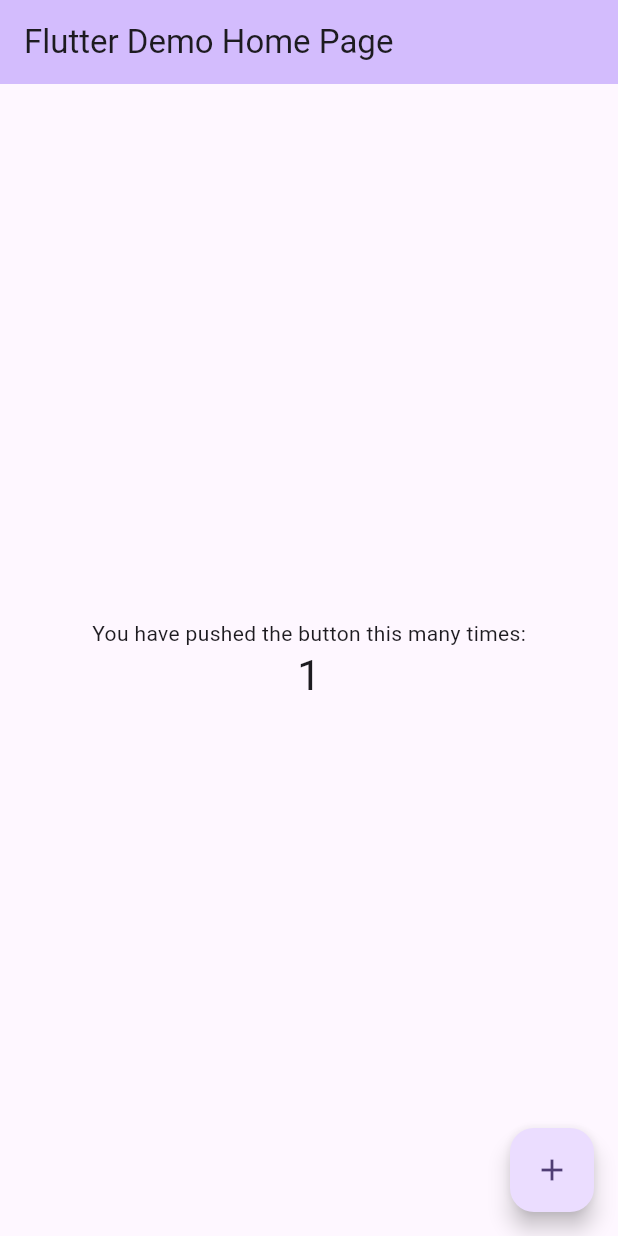
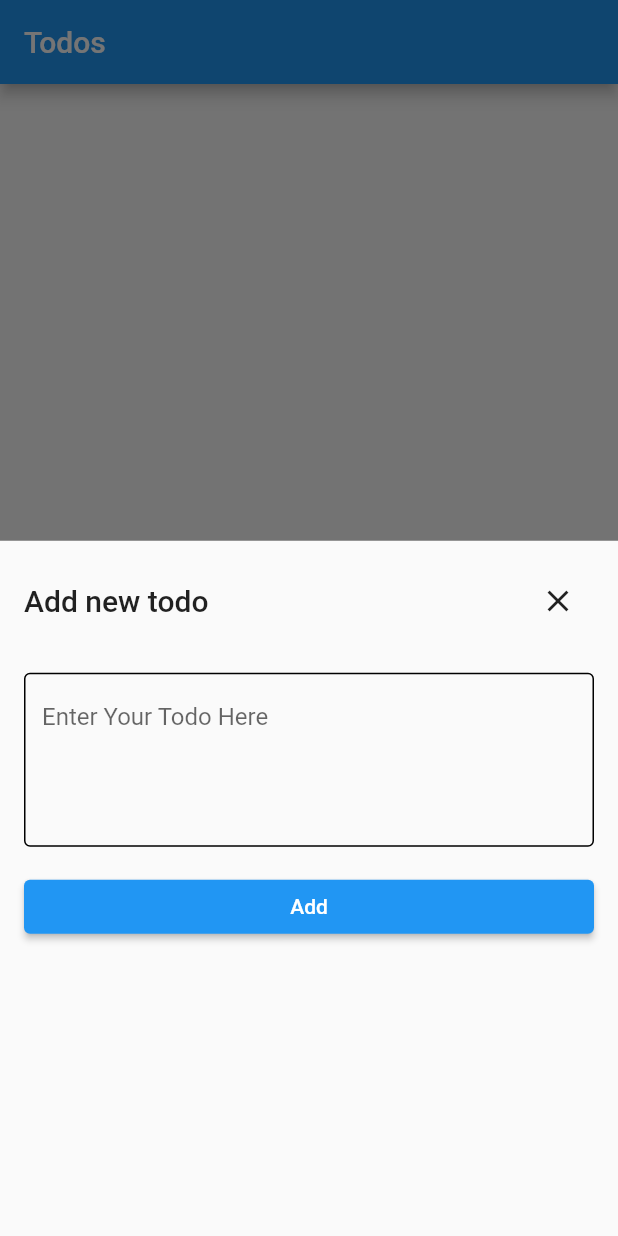
Before and after one commit to farhadcse7/flutter_practice, a Flutter app: the screen it shows after launch, after a tap on the "add" icon, on a phone screen of 412 x 824 dp. Run offline on Flutter 3.47's test engine with Material 2 defaults, Android fonts, the phone set to English and light mode, and no system bars.

Commit message:
todo app practise

```diff
--- /dev/null
+++ b/lib/add_new_task_modal.dart
@@ -0,0 +1,91 @@
+import 'package:flutter/material.dart';
+import 'package:flutter_practice/todo.dart';
+
+class AddNewTaskModal extends StatefulWidget{
+
+  AddNewTaskModal({
+    super.key,
+    required this.onAddTap,
+  });
+
+  final Function(Todo) onAddTap;
+
+  @override
+  State<AddNewTaskModal> createState() {
+    return _AddNewTaskModalState();
+  }
+}
+
+class _AddNewTaskModalState extends State<AddNewTaskModal>{
+  final TextEditingController todoTEController = TextEditingController();
+  GlobalKey<FormState> _formKey=GlobalKey<FormState>();
+
+  @override
+  Widget build(BuildContext context) {
+    return Padding(
+      padding: const EdgeInsets.all(16),
+      child: Form(
+        key: _formKey,
+        child: Column(
+          children: [
+            //ch1
+            Row(
+              mainAxisAlignment: MainAxisAlignment.spaceBetween,
+              crossAxisAlignment: CrossAxisAlignment.center,
+              children: [
+                Text('Add new todo', style: Theme.of(context).textTheme.titleLarge,),
+                IconButton(onPressed: (){Navigator.pop(context);}, icon: const Icon(Icons.close)),
+              ],
+            ),
+            //ch2
+            const SizedBox(height: 24,),
+
+            //ch3
+            TextFormField(
+              maxLines: 4,
+              controller: todoTEController,
+              decoration: const InputDecoration(
+                hintText: 'Enter Your Todo Here',
+                enabledBorder: OutlineInputBorder(),
+                focusedBorder: OutlineInputBorder(),
+               ),
+
+              validator: (String? value){
+                if(value?.isEmpty ?? true){
+                  return 'Enter a value';
+                }
+                return null;
+              },
+            ),
+
+            //ch4
+            const SizedBox(height: 16,),
+
+            //ch5
+            SizedBox(
+              width: double.infinity,
+              child: ElevatedButton(
+                onPressed: (){
+                  if(_formKey.currentState!.validate()){
+                    Todo todo=Todo(details:todoTEController.text.trim(),
+                    createdDateTime: DateTime.now(),
+                    updatedDateTime: DateTime.now(),);
+                    widget.onAddTap(todo);
+                    Navigator.pop(context);
+                  }
+                  //if end
+                },
+                child: const Text('Add'),
+              ),
+            ),
+
+          ],
+
+        ),
+      ),
+      );
+
+  }//build end
+
+
+}//class end
--- /dev/null
+++ b/lib/home_screen.dart
@@ -0,0 +1,153 @@
+import 'package:flutter/material.dart';
+import 'package:flutter_practice/add_new_task_modal.dart';
+import 'package:flutter_practice/todo.dart';
+import 'package:flutter_practice/update_task_modal.dart';
+
+import 'package:intl/intl.dart';
+
+class HomeScreen extends StatefulWidget {
+  @override
+  State<HomeScreen> createState() {
+    return _HomeScreenState();
+  }
+}
+
+//class start
+class _HomeScreenState extends State<HomeScreen> {
+  List<Todo> todoList = [];
+
+  @override
+  Widget build(BuildContext context) {
+    return Scaffold(
+      appBar: AppBar(
+        title: Text('Todos'),
+      ),
+
+      floatingActionButton: FloatingActionButton(
+        onPressed: () {
+          showModalBottomSheet(
+              context: context,
+              builder: (context) {
+                return AddNewTaskModal(
+                  onAddTap: (Todo task) {
+                    addTodo(task);
+                  },
+                );
+              });
+        },
+        child: Icon(Icons.add),
+      ),
+
+      body: ListView.separated(
+        itemCount: todoList.length,
+        itemBuilder: (context, index) {
+          final Todo todo = todoList[index];
+          final String formattedDate =
+              DateFormat('hh:mm a dd-MM-yy').format(todo.createdDateTime);
+
+          //list tile started
+          return ListTile(
+            tileColor: todo.status == 'done' ? Colors.grey : null,
+            //ontap started
+            onTap: () {
+              showDialog(
+                  context: context,
+                  builder: (context) {
+                    return AlertDialog(
+                      title: Text('Actions'),
+                      content: Column(
+                        mainAxisSize: MainAxisSize.min,
+                        children: [
+                          //ch1
+                          ListTile(
+                            leading: Icon(Icons.edit),
+                            title: Text('Update'),
+                            onTap: () {
+                              Navigator.pop(context);
+                              showModalBottomSheet(
+                                  context: context,
+                                  builder: (context) {
+                                    return UpdateTaskModal(
+                                      todo: todo,
+                                      onTodoUpdate: (String updateDetailsText) {
+                                        updateTodo(index, updateDetailsText);
+                                      },
+                                    );
+                                  });
+                            },
+                          ),
+
+                          //ch2
+                          Divider(
+                            height: 0,
+                          ),
+                          //ch3
+                          ListTile(
+                            leading: Icon(Icons.delete_outline),
+                            title: Text('Delete'),
+                            onTap: () {
+                              deleteTodo(index);
+                              Navigator.pop(context);
+                            },
+                          ),
+                        ],
+                      ),
+                    );
+                  });
+            },
+            //on tap ended
+
+            onLongPress: () {
+              String currentStatus =
+                  todo.status == 'pending' ? 'done' : 'pending';
+              updateTodoStatus(index, currentStatus);
+            },
+
+            leading: CircleAvatar(
+              child: Text('${index + 1}'),
+            ),
+            title: Text(todo.details),
+            subtitle: Text(formattedDate),
+            trailing: Text(todo.status.toUpperCase()),
+
+          );
+          //list tile ended
+
+        },
+
+        separatorBuilder: (BuildContext context, int index) {
+          return const Divider(
+            height: 4,
+          );
+        }
+      ),
+
+    );
+  }
+  //build ended
+
+//methods start
+void addTodo(Todo todo){
+  todoList.add(todo);
+  setState((){});
+}
+
+
+void deleteTodo(int index){
+  todoList.removeAt(index);
+  setState((){});
+}
+
+
+void updateTodo(int index, String todoDetails){
+  todoList[index].details=todoDetails;
+  setState((){});
+}
+
+void updateTodoStatus(int index, String status){
+  todoList[index].status=status;
+  setState((){});
+}
+
+}
+//class end
--- a/lib/main.dart
+++ b/lib/main.dart
@@ -1,125 +1,15 @@
 import 'package:flutter/material.dart';
-
-void main() {
-  runApp(const MyApp());
+import 'package:flutter_practice/home_screen.dart';
+void main(){
+  runApp(TodoApp());
 }
 
-class MyApp extends StatelessWidget {
-  const MyApp({super.key});
-
-  // This widget is the root of your application.
+class TodoApp extends StatelessWidget{
   @override
   Widget build(BuildContext context) {
+    // TODO: implement build
     return MaterialApp(
-      title: 'Flutter Demo',
-      theme: ThemeData(
-        // This is the theme of your application.
-        //
-        // TRY THIS: Try running your application with "flutter run". You'll see
-        // the application has a blue toolbar. Then, without quitting the app,
-        // try changing the seedColor in the colorScheme below to Colors.green
-        // and then invoke "hot reload" (save your changes or press the "hot
-        // reload" button in a Flutter-supported IDE, or press "r" if you used
-        // the command line to start the app).
-        //
-        // Notice that the counter didn't reset back to zero; the application
-        // state is not lost during the reload. To reset the state, use hot
-        // restart instead.
-        //
-        // This works for code too, not just values: Most code changes can be
-        // tested with just a hot reload.
-        colorScheme: ColorScheme.fromSeed(seedColor: Colors.deepPurple),
-        useMaterial3: true,
-      ),
-      home: const MyHomePage(title: 'Flutter Demo Home Page'),
+      home: HomeScreen(),
     );
   }
 }
-
-class MyHomePage extends StatefulWidget {
-  const MyHomePage({super.key, required this.title});
-
-  // This widget is the home page of your application. It is stateful, meaning
-  // that it has a State object (defined below) that contains fields that affect
-  // how it looks.
-
-  // This class is the configuration for the state. It holds the values (in this
-  // case the title) provided by the parent (in this case the App widget) and
-  // used by the build method of the State. Fields in a Widget subclass are
-  // always marked "final".
-
-  final String title;
-
-  @override
-  State<MyHomePage> createState() => _MyHomePageState();
-}
-
-class _MyHomePageState extends State<MyHomePage> {
-  int _counter = 0;
-
-  void _incrementCounter() {
-    setState(() {
-      // This call to setState tells the Flutter framework that something has
-      // changed in this State, which causes it to rerun the build method below
-      // so that the display can reflect the updated values. If we changed
-      // _counter without calling setState(), then the build method would not be
-      // called again, and so nothing would appear to happen.
-      _counter++;
-    });
-  }
-
-  @override
-  Widget build(BuildContext context) {
-    // This method is rerun every time setState is called, for instance as done
-    // by the _incrementCounter method above.
-    //
-    // The Flutter framework has been optimized to make rerunning build methods
-    // fast, so that you can just rebuild anything that needs updating rather
-    // than having to individually change instances of widgets.
-    return Scaffold(
-      appBar: AppBar(
-        // TRY THIS: Try changing the color here to a specific color (to
-        // Colors.amber, perhaps?) and trigger a hot reload to see the AppBar
-        // change color while the other colors stay the same.
-        backgroundColor: Theme.of(context).colorScheme.inversePrimary,
-        // Here we take the value from the MyHomePage object that was created by
-        // the App.build method, and use it to set our appbar title.
-        title: Text(widget.title),
-      ),
-      body: Center(
-        // Center is a layout widget. It takes a single child and positions it
-        // in the middle of the parent.
-        child: Column(
-          // Column is also a layout widget. It takes a list of children and
-          // arranges them vertically. By default, it sizes itself to fit its
-          // children horizontally, and tries to be as tall as its parent.
-          //
-          // Column has various properties to control how it sizes itself and
-          // how it positions its children. Here we use mainAxisAlignment to
-          // center the children vertically; the main axis here is the vertical
-          // axis because Columns are vertical (the cross axis would be
-          // horizontal).
-          //
-          // TRY THIS: Invoke "debug painting" (choose the "Toggle Debug Paint"
-          // action in the IDE, or press "p" in the console), to see the
-          // wireframe for each widget.
-          mainAxisAlignment: MainAxisAlignment.center,
-          children: <Widget>[
-            const Text(
-              'You have pushed the button this many times:',
-            ),
-            Text(
-              '$_counter',
-              style: Theme.of(context).textTheme.headlineMedium,
-            ),
-          ],
-        ),
-      ),
-      floatingActionButton: FloatingActionButton(
-        onPressed: _incrementCounter,
-        tooltip: 'Increment',
-        child: const Icon(Icons.add),
-      ), // This trailing comma makes auto-formatting nicer for build methods.
-    );
-  }
-}
--- /dev/null
+++ b/lib/todo.dart
@@ -0,0 +1,12 @@
+class Todo{
+  String details;
+  DateTime createdDateTime, updatedDateTime;
+  String status;
+
+  Todo({
+    required this.details,
+    required this.createdDateTime,
+    required this.updatedDateTime,
+    this.status='pending',
+  });
+}
--- a/pubspec.yaml
+++ b/pubspec.yaml
@@ -35,6 +35,7 @@ dependencies:
   # The following adds the Cupertino Icons font to your application.
   # Use with the CupertinoIcons class for iOS style icons.
   cupertino_icons: ^1.0.2
+  intl: ^0.18.1
 
 dev_dependencies:
   flutter_test:
@@ -59,8 +60,8 @@ flutter:
   uses-material-design: true
 
   # To add assets to your application, add an assets section, like this:
-  # assets:
-  #   - images/a_dot_burr.jpeg
+  assets:
+    - images/
   #   - images/a_dot_ham.jpeg
 
   # An image asset can refer to one or more resolution-specific "variants", see
```
Also changed, not shown: lib/update_task_modal.dart (added, +81 -0 lines), images/image1.jpg (added), images/image2.jpg (added), images/image3.jpg (added), pubspec.lock, 1 other file.
